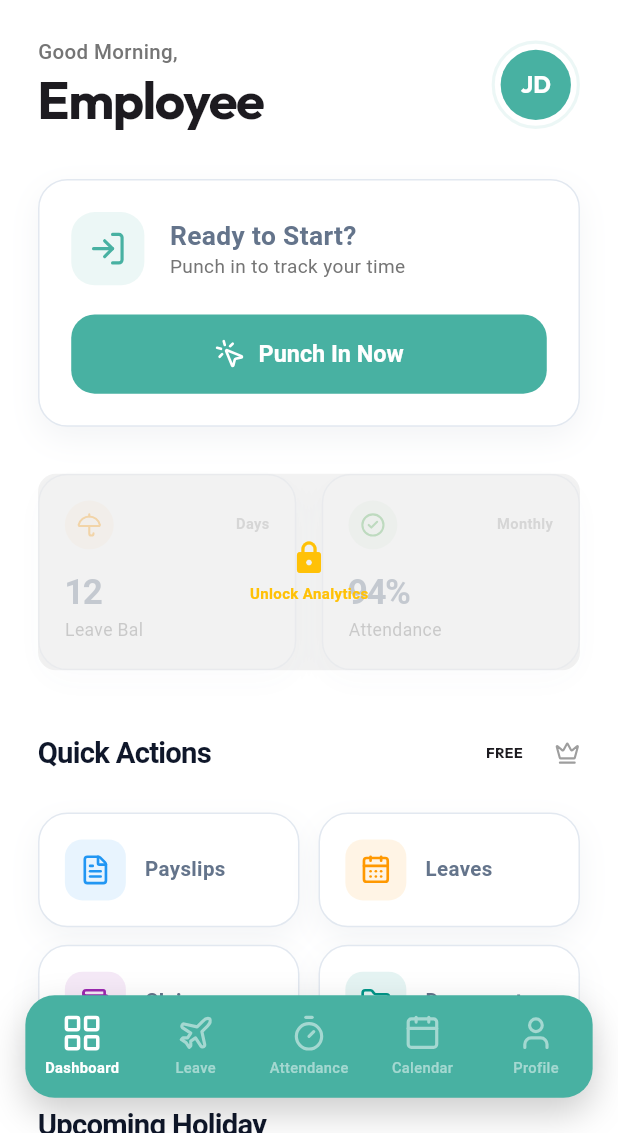
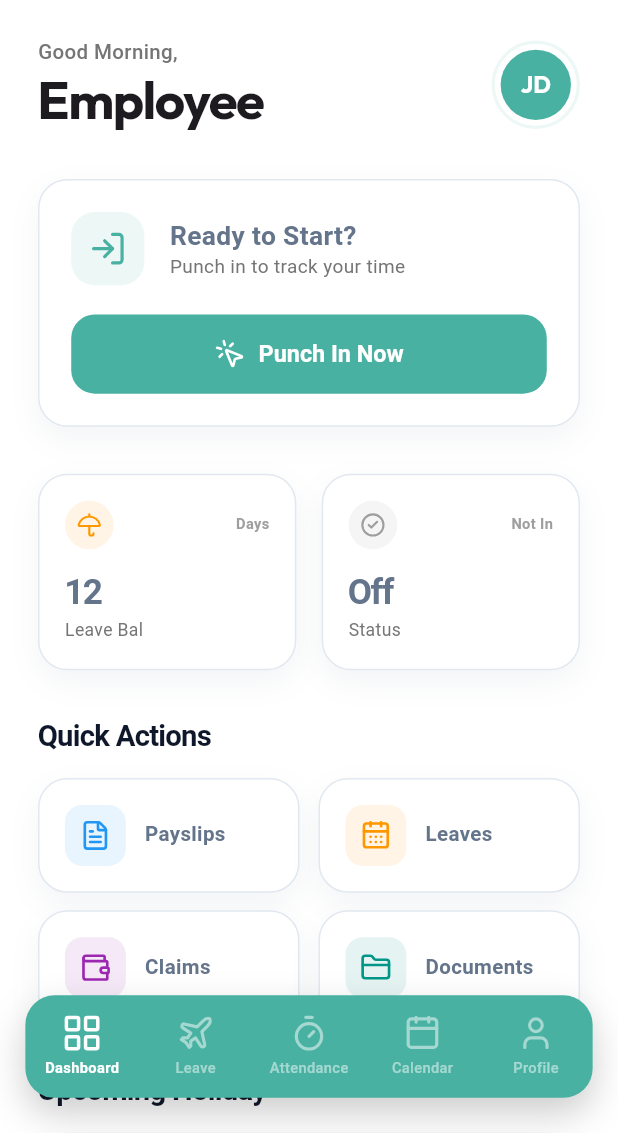
Before and after one commit to oxcode-software/oxcode-payroll-app, a Flutter app: the screen it shows after launch, on a phone screen of 412 x 824 dp, the part 103-1236 px from its top. Run offline on Flutter 3.47's test engine with Material 3 defaults, Android fonts, the phone set to English and light mode, and no system bars; our stand-ins replace camera, cloud_firestore, firebase_auth, firebase_core, flutter_local_notifications, flutter_screenutil and 5 more; accounts and stored records are empty.

Commit message:
commit by abhinav

```diff
--- /dev/null
+++ b/lib/features/attendance/domain/models/attendance_record.dart
@@ -0,0 +1,65 @@
+enum AttendanceStatus { present, absent, late, earlyExit, halfDay }
+
+class AttendanceRecord {
+  final String id;
+  final String employeeId;
+  final String employeeName;
+  final DateTime date;
+  final DateTime? punchIn;
+  final DateTime? punchOut;
+  final String? checkInSelfieUrl;
+  final String? checkOutSelfieUrl;
+  final AttendanceStatus status;
+  final String? correctionReason;
+  final bool isApproved;
+
+  AttendanceRecord({
+    required this.id,
+    required this.employeeId,
+    required this.employeeName,
+    required this.date,
+    this.punchIn,
+    this.punchOut,
+    this.checkInSelfieUrl,
+    this.checkOutSelfieUrl,
+    required this.status,
+    this.correctionReason,
+    this.isApproved = true,
+  });
+
+  Map<String, dynamic> toMap() {
+    return {
+      'id': id,
+      'employeeId': employeeId,
+      'employeeName': employeeName,
+      'date': date.toIso8601String(),
+      'punchIn': punchIn?.toIso8601String(),
+      'punchOut': punchOut?.toIso8601String(),
+      'checkInSelfieUrl': checkInSelfieUrl,
+      'checkOutSelfieUrl': checkOutSelfieUrl,
+      'status': status.name,
+      'correctionReason': correctionReason,
+      'isApproved': isApproved,
+    };
+  }
+
+  factory AttendanceRecord.fromMap(Map<String, dynamic> map) {
+    return AttendanceRecord(
+      id: map['id'] ?? '',
+      employeeId: map['employeeId'] ?? '',
+      employeeName: map['employeeName'] ?? '',
+      date: DateTime.parse(map['date']),
+      punchIn: map['punchIn'] != null ? DateTime.parse(map['punchIn']) : null,
+      punchOut: map['punchOut'] != null
+          ? DateTime.parse(map['punchOut'])
+          : null,
+      checkInSelfieUrl: map['checkInSelfieUrl'],
+      checkOutSelfieUrl: map['checkOutSelfieUrl'],
+      status: AttendanceStatus.values.firstWhere(
+        (e) => e.name == map['status'],
+      ),
+      correctionReason: map['correctionReason'],
+      isApproved: map['isApproved'] ?? true,
+    );
+  }
+}
--- /dev/null
+++ b/lib/features/auth/domain/models/employee_model.dart
@@ -0,0 +1,69 @@
+enum EmploymentType { fullTime, partTime, contract }
+
+enum EmployeeStatus { active, probation, inactive }
+
+class EmployeeModel {
+  final String id;
+  final String name;
+  final String designation;
+  final String department;
+  final String email;
+  final String phone;
+  final String photoUrl;
+  final DateTime joiningDate;
+  final EmploymentType employmentType;
+  final EmployeeStatus status;
+  final String? branchId;
+  final Map<String, String> documents; // Document Type -> URL
+
+  EmployeeModel({
+    required this.id,
+    required this.name,
+    required this.designation,
+    required this.department,
+    required this.email,
+    required this.phone,
+    required this.photoUrl,
+    required this.joiningDate,
+    required this.employmentType,
+    required this.status,
+    this.branchId,
+    this.documents = const {},
+  });
+
+  Map<String, dynamic> toMap() {
+    return {
+      'id': id,
+      'name': name,
+      'designation': designation,
+      'department': department,
+      'email': email,
+      'phone': phone,
+      'photoUrl': photoUrl,
+      'joiningDate': joiningDate.toIso8601String(),
+      'employmentType': employmentType.name,
+      'status': status.name,
+      'branchId': branchId,
+      'documents': documents,
+    };
+  }
+
+  factory EmployeeModel.fromMap(Map<String, dynamic> map) {
+    return EmployeeModel(
+      id: map['id'] ?? '',
+      name: map['name'] ?? '',
+      designation: map['designation'] ?? '',
+      department: map['department'] ?? '',
+      email: map['email'] ?? '',
+      phone: map['phone'] ?? '',
+      photoUrl: map['photoUrl'] ?? '',
+      joiningDate: DateTime.parse(map['joiningDate']),
+      employmentType: EmploymentType.values.firstWhere(
+        (e) => e.name == map['employmentType'],
+      ),
+      status: EmployeeStatus.values.firstWhere((e) => e.name == map['status']),
+      branchId: map['branchId'],
+      documents: Map<String, String>.from(map['documents'] ?? {}),
+    );
+  }
+}
--- a/lib/features/auth/presentation/provider/auth_provider.dart
+++ b/lib/features/auth/presentation/provider/auth_provider.dart
@@ -1,19 +1,41 @@
 import 'package:flutter/material.dart';
 import 'package:firebase_auth/firebase_auth.dart';
+import 'package:cloud_firestore/cloud_firestore.dart';
+import '../../domain/models/employee_model.dart';
 
 class AuthProvider with ChangeNotifier {
   final FirebaseAuth _auth = FirebaseAuth.instance;
+  final FirebaseFirestore _firestore = FirebaseFirestore.instance;
+
   User? _user;
+  EmployeeModel? _employeeProfile;
   bool _isLoading = false;
 
   User? get user => _user;
+  EmployeeModel? get employeeProfile => _employeeProfile;
   bool get isLoading => _isLoading;
 
   AuthProvider() {
-    _auth.authStateChanges().listen((User? user) {
+    _auth.authStateChanges().listen((User? user) async {
       _user = user;
+      if (user != null) {
+        await _fetchProfile(user.uid);
+      } else {
+        _employeeProfile = null;
+      }
       notifyListeners();
     });
+  }
+
+  Future<void> _fetchProfile(String uid) async {
+    try {
+      final doc = await _firestore.collection('employees').doc(uid).get();
+      if (doc.exists) {
+        _employeeProfile = EmployeeModel.fromMap(doc.data()!);
+      }
+    } catch (e) {
+      debugPrint('Error fetching profile: $e');
+    }
   }
 
   Future<void> login(String email, String password) async {
@@ -21,6 +43,7 @@ class AuthProvider with ChangeNotifier {
     notifyListeners();
     try {
       await _auth.signInWithEmailAndPassword(email: email, password: password);
+      // Profile will be fetched by the listener
     } catch (e) {
       debugPrint('Login error: $e');
       rethrow;
@@ -38,8 +61,31 @@ class AuthProvider with ChangeNotifier {
         email: email,
         password: password,
       );
+
+      final uid = credential.user!.uid;
+
+      // Create initial employee profile in Firestore
+      final newEmployee = EmployeeModel(
+        id: uid,
+        name: name,
+        designation: 'New Employee',
+        department: 'Operations',
+        email: email,
+        phone: '',
+        photoUrl: '',
+        joiningDate: DateTime.now(),
+        employmentType: EmploymentType.fullTime,
+        status: EmployeeStatus.active,
+      );
+
+      await _firestore
+          .collection('employees')
+          .doc(uid)
+          .set(newEmployee.toMap());
       await credential.user?.updateDisplayName(name);
+
       _user = _auth.currentUser;
+      _employeeProfile = newEmployee;
     } catch (e) {
       debugPrint('Registration error: $e');
       rethrow;
--- a/lib/features/auth/presentation/provider/subscription_provider.dart
+++ /dev/null
@@ -1,57 +0,0 @@
-import 'package:flutter/material.dart';
-
-enum SubscriptionPlan {
-  free,
-  basic,
-  premium;
-
-  bool get isPremium => this == SubscriptionPlan.premium;
-  bool get isBasic =>
-      this == SubscriptionPlan.basic || this == SubscriptionPlan.premium;
-}
-
-class SubscriptionProvider with ChangeNotifier {
-  SubscriptionPlan _currentPlan = SubscriptionPlan.free;
-
-  SubscriptionPlan get currentPlan => _currentPlan;
-
-  void setPlan(SubscriptionPlan plan) {
-    _currentPlan = plan;
-    notifyListeners();
-  }
-
-  bool isFeatureEnabled(String featureKey) {
-    switch (featureKey) {
-      case 'attendance_analytics':
-        return _currentPlan != SubscriptionPlan.free;
-      case 'advanced_reporting':
-        return _currentPlan == SubscriptionPlan.premium;
-      case 'team_management':
-        return _currentPlan != SubscriptionPlan.free;
-      default:
-        return true;
-    }
-  }
-
-  String getPlanName() {
-    switch (_currentPlan) {
-      case SubscriptionPlan.free:
-        return 'Free';
-      case SubscriptionPlan.basic:
-        return 'Basic';
-      case SubscriptionPlan.premium:
-        return 'Premium';
-    }
-  }
-
-  Color getPlanColor() {
-    switch (_currentPlan) {
-      case SubscriptionPlan.free:
-        return Colors.grey;
-      case SubscriptionPlan.basic:
-        return Colors.blue;
-      case SubscriptionPlan.premium:
-        return const Color(0xFFFFD700); // Gold
-    }
-  }
-}
--- a/lib/features/dashboard/presentation/pages/home_dashboard_screen.dart
+++ b/lib/features/dashboard/presentation/pages/home_dashboard_screen.dart
@@ -8,8 +8,6 @@ import 'package:provider/provider.dart';
 import 'package:oxcode_payroll/features/attendance/presentation/provider/attendance_provider.dart';
 import 'package:oxcode_payroll/features/auth/presentation/provider/auth_provider.dart';
 import 'package:oxcode_payroll/general/core/widgets/premium_app_bar.dart';
-import 'package:oxcode_payroll/general/core/widgets/locked_feature_widget.dart';
-import 'package:oxcode_payroll/features/auth/presentation/provider/subscription_provider.dart';
 import 'package:oxcode_payroll/features/notifications/presentation/pages/notification_screen.dart';
 import 'package:oxcode_payroll/features/attendance/presentation/pages/face_punch_screen.dart';
 
@@ -104,14 +102,7 @@ class HomeDashboardScreen extends StatelessWidget {
             SizedBox(height: 32.h),
 
             // Statistics Row
-            FadeInSlide(
-              offset: 30,
-              child: LockedFeatureWidget(
-                featureKey: 'attendance_analytics',
-                message: 'Unlock Analytics',
-                child: const _ModernStatsRow(),
-              ),
-            ),
+            const FadeInSlide(offset: 30, child: _ModernStatsRow()),
             SizedBox(height: 32.h),
 
             // Quick Actions Title
@@ -125,34 +116,7 @@ class HomeDashboardScreen extends StatelessWidget {
                     fontSize: 20.sp,
                   ),
                 ),
-                Consumer<SubscriptionProvider>(
-                  builder: (context, subscription, _) {
-                    return DropdownButton<SubscriptionPlan>(
-                      value: subscription.currentPlan,
-                      underline: const SizedBox(),
-                      icon: Icon(
-                        LucideIcons.crown,
-                        size: 16.w,
-                        color: subscription.getPlanColor(),
-                      ),
-                      onChanged: (plan) {
-                        if (plan != null) subscription.setPlan(plan);
-                      },
-                      items: SubscriptionPlan.values.map((plan) {
-                        return DropdownMenuItem(
-                          value: plan,
-                          child: Text(
-                            plan.name.toUpperCase(),
-                            style: TextStyle(
-                              fontSize: 10.sp,
-                              fontWeight: FontWeight.bold,
-                            ),
-                          ),
-                        );
-                      }).toList(),
-                    );
-                  },
-                ),
+                const SizedBox(),
               ],
             ),
             SizedBox(height: 16.h),
@@ -261,8 +225,16 @@ class _QuickPunchCard extends StatelessWidget {
                 height: 54.h,
                 child: ElevatedButton(
                   onPressed: () async {
+                    final auth = context.read<AuthProvider>();
+                    final employee = auth.employeeProfile;
+                    if (employee == null) return;
+
                     if (isCheckedIn) {
-                      provider.toggleAttendance(null);
+                      await provider.toggleAttendance(
+                        null,
+                        employee.id,
+                        employee.name,
+                      );
                     } else {
                       final result = await Navigator.push(
                         context,
@@ -271,7 +243,11 @@ class _QuickPunchCard extends StatelessWidget {
                         ),
                       );
                       if (result != null) {
-                        provider.toggleAttendance(result as String);
+                        await provider.toggleAttendance(
+                          result as String,
+                          employee.id,
+                          employee.name,
+                        );
                       }
                     }
                   },
@@ -320,12 +296,14 @@ class _ModernStatsRow extends StatelessWidget {
 
   @override
   Widget build(BuildContext context) {
+    return Consumer2<AuthProvider, AttendanceProvider>(
+      builder: (context, auth, attendance, _) {
         return Row(
           children: [
             _buildSmallStat(
               context,
               "Leave Bal",
-          "12",
+              "12", // In a full implementation, this would come from auth.employeeProfile?.leaveBalance
               "Days",
               LucideIcons.umbrella,
               Colors.orange,
@@ -333,13 +311,15 @@ class _ModernStatsRow extends StatelessWidget {
             SizedBox(width: 16.w),
             _buildSmallStat(
               context,
-          "Attendance",
-          "94%",
-          "Monthly",
+              "Status",
+              attendance.isCheckedIn ? "Active" : "Off",
+              attendance.isCheckedIn ? "On Clock" : "Not In",
               LucideIcons.circleCheck,
-          Colors.green,
+              attendance.isCheckedIn ? Colors.green : Colors.grey,
             ),
           ],
+        );
+      },
     );
   }
 
--- a/lib/general/core/widgets/locked_feature_widget.dart
+++ /dev/null
@@ -1,60 +0,0 @@
-import 'package:flutter/material.dart';
-import 'package:provider/provider.dart';
-import 'package:oxcode_payroll/features/auth/presentation/provider/subscription_provider.dart';
-
-class LockedFeatureWidget extends StatelessWidget {
-  final Widget child;
-  final String featureKey;
-  final String? message;
-
-  const LockedFeatureWidget({
-    super.key,
-    required this.child,
-    required this.featureKey,
-    this.message,
-  });
-
-  @override
-  Widget build(BuildContext context) {
-    return Consumer<SubscriptionProvider>(
-      builder: (context, provider, _) {
-        final isEnabled = provider.isFeatureEnabled(featureKey);
-
-        if (isEnabled) {
-          return child;
-        }
-
-        return Stack(
-          children: [
-            Opacity(opacity: 0.3, child: AbsorbPointer(child: child)),
-            Positioned.fill(
-              child: Container(
-                decoration: BoxDecoration(
-                  color: Colors.black.withOpacity(0.05),
-                  borderRadius: BorderRadius.circular(12),
-                ),
-                child: Center(
-                  child: Column(
-                    mainAxisSize: MainAxisSize.min,
-                    children: [
-                      const Icon(Icons.lock, color: Colors.amber, size: 24),
-                      const SizedBox(height: 4),
-                      Text(
-                        message ?? 'Premium Feature',
-                        style: const TextStyle(
-                          fontSize: 10,
-                          fontWeight: FontWeight.bold,
-                          color: Colors.amber,
-                        ),
-                      ),
-                    ],
-                  ),
-                ),
-              ),
-            ),
-          ],
-        );
-      },
-    );
-  }
-}
--- a/lib/main.dart
+++ b/lib/main.dart
@@ -5,7 +5,6 @@ import 'package:provider/provider.dart';
 import 'package:oxcode_payroll/general/core/theme/app_theme.dart';
 import 'package:oxcode_payroll/features/auth/presentation/provider/auth_provider.dart';
 import 'package:oxcode_payroll/features/attendance/presentation/provider/attendance_provider.dart';
-import 'package:oxcode_payroll/features/auth/presentation/provider/subscription_provider.dart';
 import 'package:oxcode_payroll/features/auth/presentation/pages/login_screen.dart';
 import 'package:oxcode_payroll/features/dashboard/presentation/pages/dashboard_screen.dart';
 import 'package:flutter_screenutil/flutter_screenutil.dart';
@@ -31,7 +30,6 @@ void main() async {
       providers: [
         ChangeNotifierProvider(create: (_) => AuthProvider()),
         ChangeNotifierProvider(create: (_) => AttendanceProvider()),
-        ChangeNotifierProvider(create: (_) => SubscriptionProvider()),
       ],
       child: const MyApp(),
     ),
@@ -69,6 +67,9 @@ class AuthWrapper extends StatelessWidget {
     return Consumer<AuthProvider>(
       builder: (context, auth, _) {
         if (auth.user != null) {
+          // Initialize Attendance Provider
+          final attendanceProvider = context.read<AttendanceProvider>();
+          attendanceProvider.init(auth.user!.uid);
           return const DashboardScreen();
         }
         return const LoginScreen();
--- a/pubspec.yaml
+++ b/pubspec.yaml
@@ -9,6 +9,7 @@ environment:
 dependencies:
   firebase_auth: ^6.1.3
   firebase_core: ^4.3.0
+  cloud_firestore:
   flutter:
     sdk: flutter
   flutter_screenutil: 5.9.3
```
Also changed, not shown: lib/features/attendance/presentation/pages/attendance_screen.dart (+10 -1 lines), lib/features/attendance/presentation/provider/attendance_provider.dart (+89 -11 lines), lib/features/dashboard/domain/models/branch_model.dart (added, +55 -0 lines), pubspec.lock, 4 other files. Lines whose indentation alone changed are shown as unchanged.
